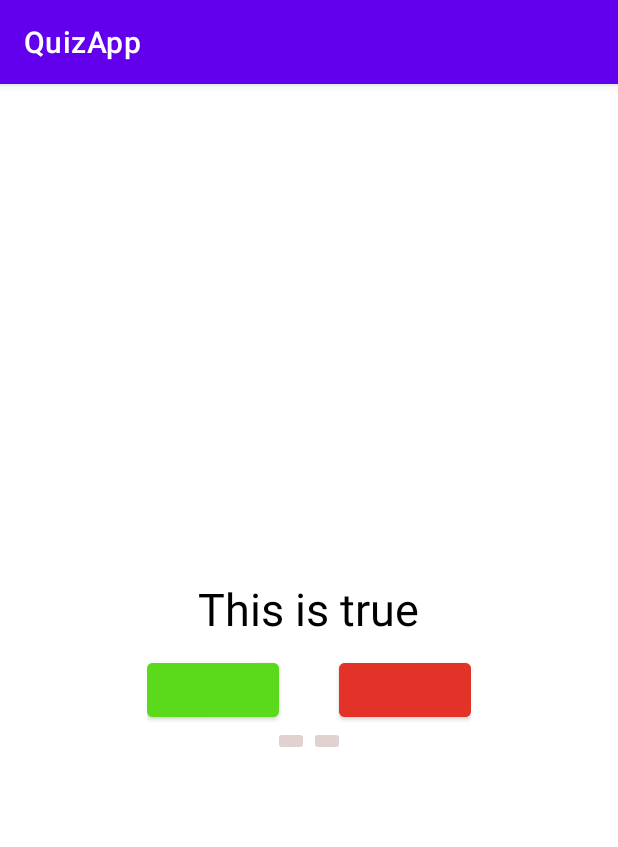
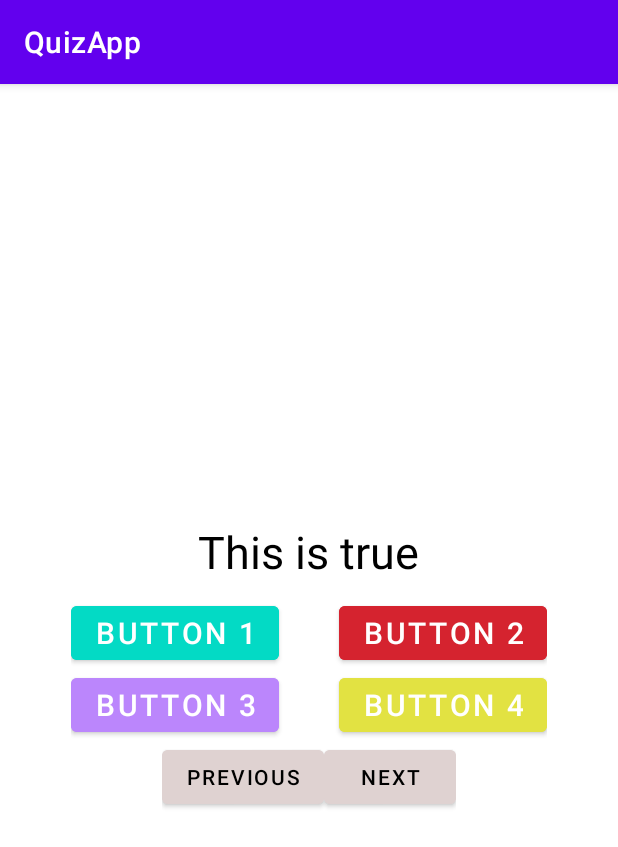
Before and after one commit to Harani1104/QuizApp, an Android app: the screen it shows after launch (MainActivity), on a phone screen of 412 x 824 dp. Shown: the top 847 px of the screen. Run offline under Robolectric (Android 15) with nearby library versions, the phone set to English and light mode, and no system bars.

Commit message:
Still only supports true or false

```diff
--- a/QuizApp/app/src/main/java/com/example/quizapp/MainActivity.java
+++ b/QuizApp/app/src/main/java/com/example/quizapp/MainActivity.java
@@ -20,8 +20,10 @@ public class MainActivity extends AppCompatActivity
     // setting up things
     private Button falseButton;
     private Button trueButton;
-    private ImageButton nextButton;
-    private ImageButton prevButton;
+    private Button nextButton;
+    private Button prevButton;
+    private Button button3;
+    private Button button4;
     private ImageView Image;
     private TextView questionTextView;
     private int correct = 0;
@@ -50,6 +52,8 @@ public class MainActivity extends AppCompatActivity
         // associated with id
         falseButton = findViewById(R.id.false_button);
         trueButton = findViewById(R.id.true_button);
+        button3 = findViewById(R.id.button3);
+        button4 = findViewById(R.id.button4);
         nextButton = findViewById(R.id.next_button);
         prevButton = findViewById(R.id.prev_button);
         // register our buttons to listen to
@@ -79,7 +83,12 @@ public class MainActivity extends AppCompatActivity
             case R.id.true_button:
                 checkAnswer(true);
                 break;
-
+            case R.id.button3:
+                checkAnswer(false);
+                break;
+            case R.id.button4:
+                checkAnswer(true);
+                break;
             case R.id.next_button:
                 // go to next question
                 // limiting question bank range
@@ -107,7 +116,7 @@ public class MainActivity extends AppCompatActivity
                                     "Total correct answers: " + correct
                                             + " "
                                             + "out of 6");
-                            // showing correctness
+                            // Known bug if you click the same answer more than once
                         else if (correct >= 7){
                             questionTextView.setText("You broke the system, there's only 6 questions, but you got " + correct + " points");
                         }
@@ -137,32 +146,7 @@ public class MainActivity extends AppCompatActivity
         questionTextView.setText(
                 questionBank[currentQuestionIndex]
                         .getAnswerResId());
-        // setting the textview with new question
-//        switch (currentQuestionIndex) {
-//            case 1:
-//                // setting up image for each
-//                // question
-//                Image.setImageResource(R.drawable.f2);
-//                break;
-//            case 2:
-//                Image.setImageResource(R.drawable.f3);
-//                break;
-//            case 3:
-//                Image.setImageResource(R.drawable.f4);
-//                break;
-//            case 4:
-//                Image.setImageResource(R.drawable.f5);
-//                break;
-//            case 5:
-//                Image.setImageResource(R.drawable.f6);
-//                break;
-//            case 6:
-//                Image.setImageResource(R.drawable.f7);
-//                break;
-//            case 7:
-//                Image.setImageResource(R.drawable.f1);
-//                break;
-//        }
+
     }
     private void checkAnswer(boolean userChooseCorrect)
     {
--- a/QuizApp/app/src/main/res/layout/activity_main.xml
+++ b/QuizApp/app/src/main/res/layout/activity_main.xml
@@ -3,27 +3,27 @@
     xmlns:app="http://schemas.android.com/apk/res-auto"
     xmlns:tools="http://schemas.android.com/tools"
     android:layout_width="match_parent"
+    android:layout_height="match_parent"
     android:background="#FFFFFF"
-    android:layout_height="match_parent"
+    android:gravity="center"
     android:orientation="vertical"
-    android:gravity="center"
     tools:context=".MainActivity">
 
     <!--ImageView used for showing pictures along with questions-->
     <ImageView
         android:id="@+id/myimage"
         android:layout_width="wrap_content"
-        android:layout_height="wrap_content"/>
+        android:layout_height="wrap_content" />
 
     <!--TextView used for showing questions on screen-->
     <TextView
         android:id="@+id/answer_text_view"
+        android:layout_width="wrap_content"
+        android:layout_height="wrap_content"
+        android:padding="10dp"
         android:text="@string/a"
         android:textColor="@android:color/black"
-        android:textSize="30sp"
-        android:padding="10dp"
-        android:layout_width="wrap_content"
-        android:layout_height="wrap_content"/>
+        android:textSize="30sp" />
 
     <!--Using another LinearLayout for showing buttons
         in horizontal orientation-->
@@ -34,45 +34,77 @@
         <!--TrueButton-->
         <Button
             android:id="@+id/true_button"
-            android:layout_marginRight="20dp"
-            android:backgroundTint="#5BD91B"
             android:layout_width="wrap_content"
             android:layout_height="wrap_content"
-            android:textSize="20sp"/>
+            android:layout_marginRight="20dp"
+            android:backgroundTint="@color/teal_200"
+            android:text="Button 1"
+            android:textSize="20sp" />
 
 
         <!--FalseButton-->
         <Button
             android:id="@+id/false_button"
+            android:layout_width="wrap_content"
+            android:layout_height="wrap_content"
             android:layout_marginLeft="20dp"
-            android:layout_width="wrap_content"
-            android:backgroundTint="#E33328"
-            android:layout_height="wrap_content"
-            android:textSize="20sp"/>
+            android:backgroundTint="@color/red"
+            android:text="Button 2"
+            android:textSize="20sp" />
+
+
+
+
 
 
     </LinearLayout>
+<LinearLayout
+    android:layout_width="wrap_content"
+    android:layout_height="wrap_content">
 
+    <!--Button 3-->
+    <Button
+        android:id="@+id/button3"
+        android:layout_width="wrap_content"
+        android:layout_height="wrap_content"
+        android:layout_marginRight="20dp"
+        android:backgroundTint="@color/purple_200"
+        android:text="Button 3"
+        android:textSize="20sp" />
+
+    <!--Button 4-->
+    <Button
+        android:id="@+id/button4"
+        android:layout_width="wrap_content"
+        android:layout_height="wrap_content"
+        android:layout_marginLeft="20dp"
+        android:backgroundTint="@color/yellow"
+        android:text="Button 4"
+        android:textSize="20sp" />
+</LinearLayout>
     <LinearLayout
         android:layout_width="wrap_content"
         android:layout_height="wrap_content">
 
         <!--PreviousButton-->
-        <ImageButton
+        <Button
             android:id="@+id/prev_button"
             android:layout_width="wrap_content"
             android:layout_height="wrap_content"
-            android:backgroundTint="#DFD2D1"/>
+            android:backgroundTint="#DFD2D1"
+            android:text="@string/prev_text"
+            android:textColor="@color/black" />
 
 
         <!--NextButton-->
-        <ImageButton
+        <Button
             android:id="@+id/next_button"
             android:layout_width="wrap_content"
             android:layout_height="wrap_content"
             android:backgroundTint="#DFD2D1"
 
-            android:text="@string/next_text" />
+            android:text="@string/next_text"
+            android:textColor="@color/black" />
 
     </LinearLayout>
 </LinearLayout>
--- a/QuizApp/app/src/main/res/values/colors.xml
+++ b/QuizApp/app/src/main/res/values/colors.xml
@@ -7,4 +7,7 @@
     <color name="teal_700">#FF018786</color>
     <color name="black">#FF000000</color>
     <color name="white">#FFFFFFFF</color>
+    <color name="red">#D5232F</color>
+    <color name="yellow">#e2e242</color>
+
 </resources>
```
